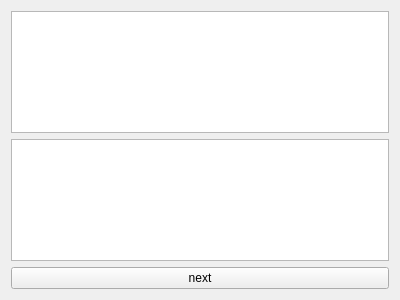
Old version of the form core/ui/ParameterPageWidget.ui in the repository aschuman/CoBaB.
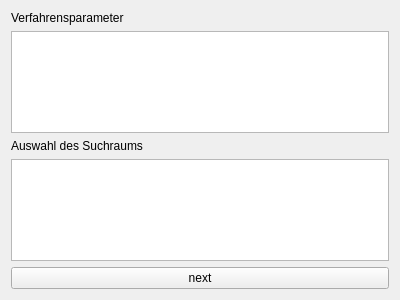
New version of the form.

Commit message: Added titles to the components in ParameterPageWidget and changed key/value names

What changed in the file:
```diff
--- a/core/ui/ParameterPageWidget.ui
+++ b/core/ui/ParameterPageWidget.ui
@@ -14,6 +14,13 @@
    <string>CoBaB - Parameter</string>
   </property>
   <layout class="QVBoxLayout" name="verticalLayout">
+   <item>
+    <widget class="QLabel" name="label">
+     <property name="text">
+      <string>Verfahrensparameter</string>
+     </property>
+    </widget>
+   </item>
    <item>
     <widget class="QTreeView" name="mParameterWidget">
      <property name="editTriggers">
@@ -24,6 +31,13 @@
      </property>
     </widget>
    </item>
+   <item>
+    <widget class="QLabel" name="label_2">
+     <property name="text">
+      <string>Auswahl des Suchraums</string>
+     </property>
+    </widget>
+   </item>
    <item>
     <widget class="QListView" name="mSearchDatasetListView">
      <property name="horizontalScrollBarPolicy">
```
The commit also changes 2 other files.
